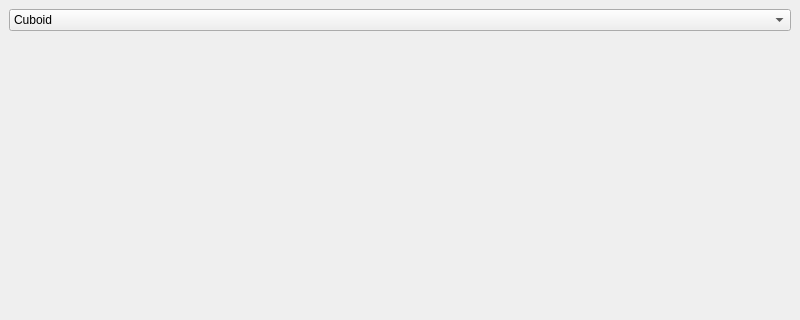
First picture: the form in Sketcher/SketcherGUI/mainwindow.ui, repository HarshilShukla05/CCTech, before the edit; both pictures show x 0 to 800 and y 0 to 320 of the 800 by 600 pixel window.
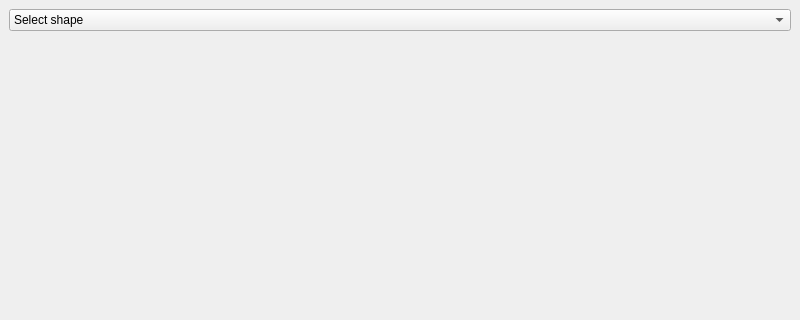
Second picture: the form after the edit.

What changed in the file:
```diff
--- a/Sketcher/SketcherGUI/mainwindow.ui
+++ b/Sketcher/SketcherGUI/mainwindow.ui
@@ -10,6 +10,7 @@
    <layout class="QVBoxLayout" name="verticalLayout">
     <item>
      <widget class="QComboBox" name="shapeComboBox">
+        <item><property name="text"><string>Select shape</string></property></item>
         <item><property name="text"><string>Cuboid</string></property></item>
         <item><property name="text"><string>Sphere</string></property></item>
         <item><property name="text"><string>Cylinder</string></property></item>
```
